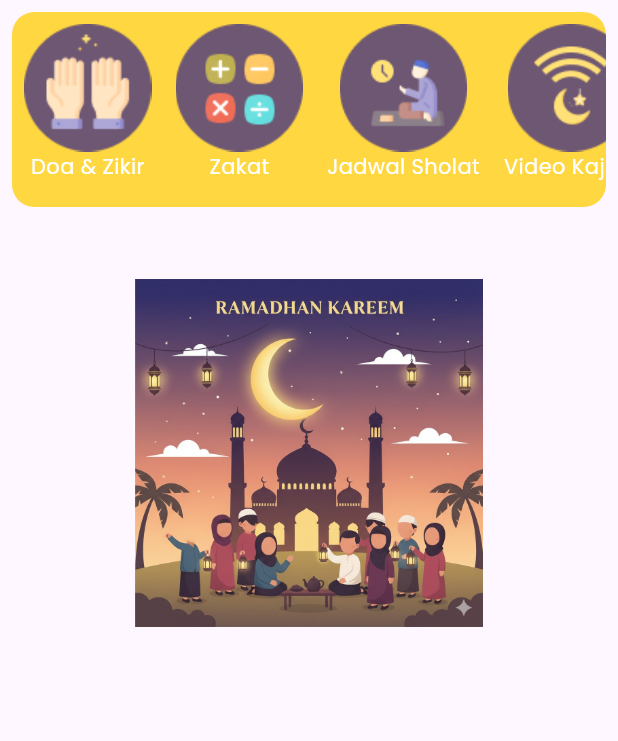
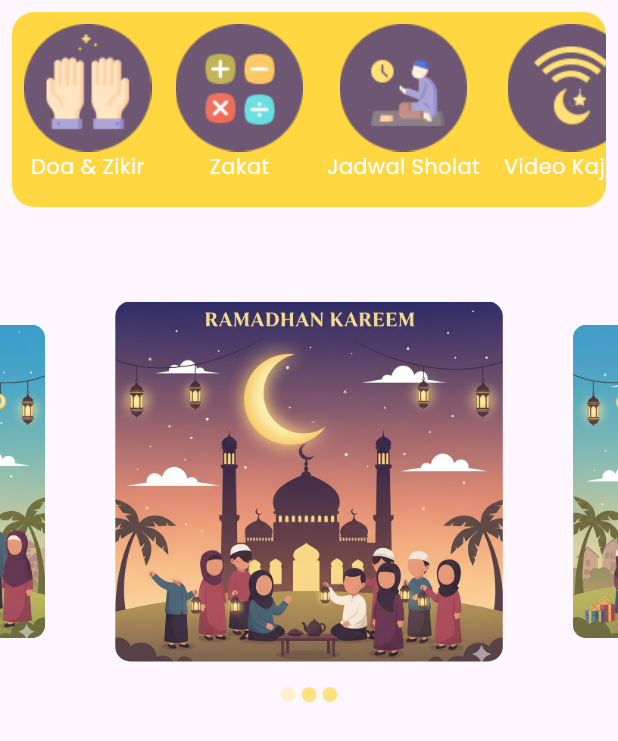
Before and after one commit to KenzJavas/Super-App-Taqwa, a Flutter app: the screen it shows after launch, on a phone screen of 412 x 824 dp. Shown: the top 741 px of the screen. Run offline on Flutter 3.47's test engine with Material 3 defaults, Android fonts, the phone set to English and light mode, and no system bars; drawn by our look-alikes of carousel_slider; our stand-ins replace geocoding, geolocator, permission_handler, shared_preferences; missing offline and left inert: string_similarity.

```diff
--- a/lib/pages/home_page.dart
+++ b/lib/pages/home_page.dart
@@ -19,6 +19,7 @@ class HomePage extends StatefulWidget {
 
 class _HomePageState extends State<HomePage> {
   final CarouselController _controller = CarouselController();
+  int _currentIndex = 0;
 
   final posterList = const <String>[
     'assets/images/ramadhan-kareem.jpg',
@@ -158,12 +159,53 @@ class _HomePageState extends State<HomePage> {
           itemBuilder: (context, index, realIndex) {
             final poster = posterList[index];
             return Container(
-              child:  Image.asset(poster),
+              margin: EdgeInsets.all(15),
+              child:  ClipRRect(
+                borderRadius: BorderRadiusGeometry.circular(10),
+                child: Image.asset(
+                  poster,
+                  fit: BoxFit.fitWidth,
+                  width: double.infinity,
+                  ),
+              ),
             );
           },
-          options: CarouselOptions(),
+          options: CarouselOptions(
+            autoPlay: true,
+            height: 270,
+            enlargeCenterPage: true,
+            viewportFraction: 0.7,
+            onPageChanged: (index, reason) {
+              setState(() => _currentIndex = index);
+            },
+          ),
         ),
+
+        //DOT INDICATOR
+        Row(
+          mainAxisAlignment: MainAxisAlignment.center,
+          children: posterList.asMap().entries.map((entery){
+            return GestureDetector(
+              onTap: () => _currentIndex.animateToPage(entery.key),
+              child: Container(
+                width: 10,
+                height: 10,
+                margin: EdgeInsets.all(2),
+                decoration: BoxDecoration(
+                  shape: BoxShape.circle,
+                  color: _currentIndex == entery.key
+                  ? const Color.fromARGB(60, 255, 214, 64)
+                  : const Color.fromARGB(168, 255, 214, 64)
+                ),
+              ),
+            );
+          }).toList(),
+        )
       ],
     );
   }
 }
+
+extension on int {
+  void animateToPage(int key) {}
+}
```
